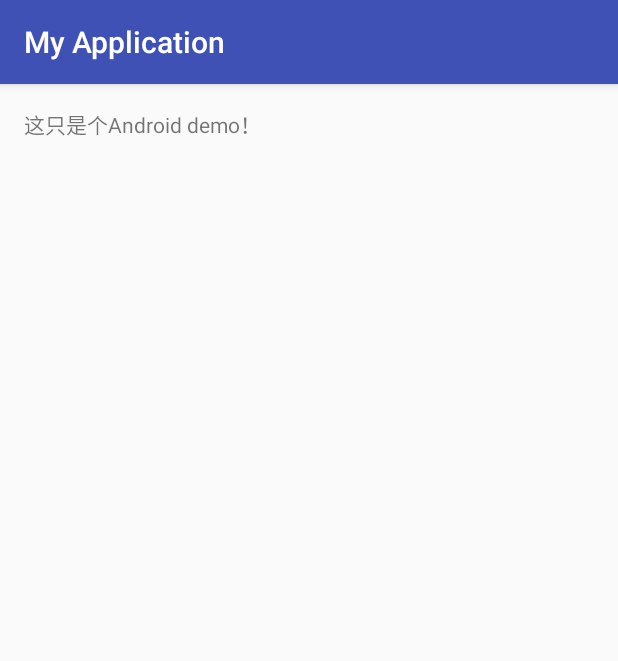
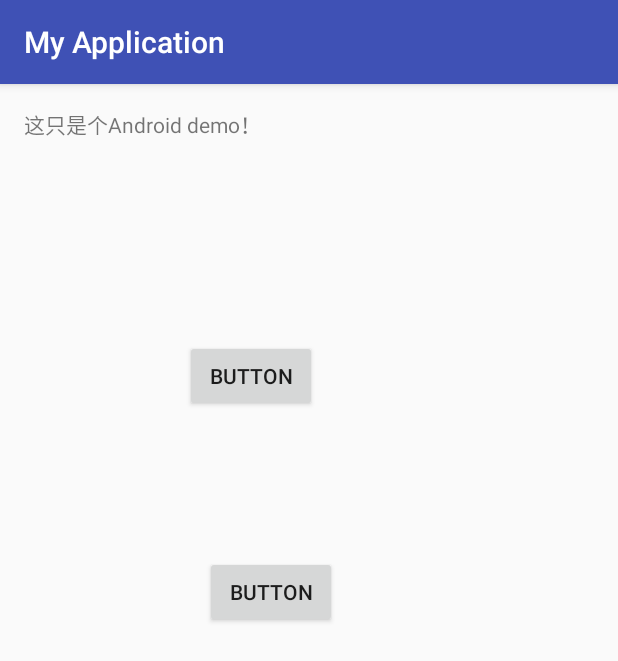
Before and after one commit to liangraorao/HelloWorld, an Android app: the screen it shows after launch (MainActivity), on a phone screen of 412 x 824 dp. Shown: the top 661 px of the screen. Run offline under Robolectric (Android 15) with nearby library versions, the phone set to English and light mode, and no system bars.

Commit message:
add button again

```diff
--- a/app/src/main/res/layout/activity_main.xml
+++ b/app/src/main/res/layout/activity_main.xml
@@ -16,5 +16,29 @@
         android:text="这只是个Android demo！"
         android:id="@+id/textView" />
 
+    <Button
+        android:text="Button"
+        android:layout_width="wrap_content"
+        android:layout_height="wrap_content"
+        android:layout_below="@+id/textView"
+        android:layout_alignParentLeft="true"
+        android:layout_alignParentStart="true"
+        android:layout_marginLeft="107dp"
+        android:layout_marginStart="107dp"
+        android:layout_marginTop="133dp"
+        android:id="@+id/button3" />
+
+    <Button
+        android:text="Button"
+        android:layout_width="wrap_content"
+        android:layout_height="wrap_content"
+        android:layout_below="@+id/button3"
+        android:layout_alignLeft="@+id/button3"
+        android:layout_alignStart="@+id/button3"
+        android:layout_marginLeft="13dp"
+        android:layout_marginStart="13dp"
+        android:layout_marginTop="96dp"
+        android:id="@+id/button4" />
+
 
 </RelativeLayout>
```
